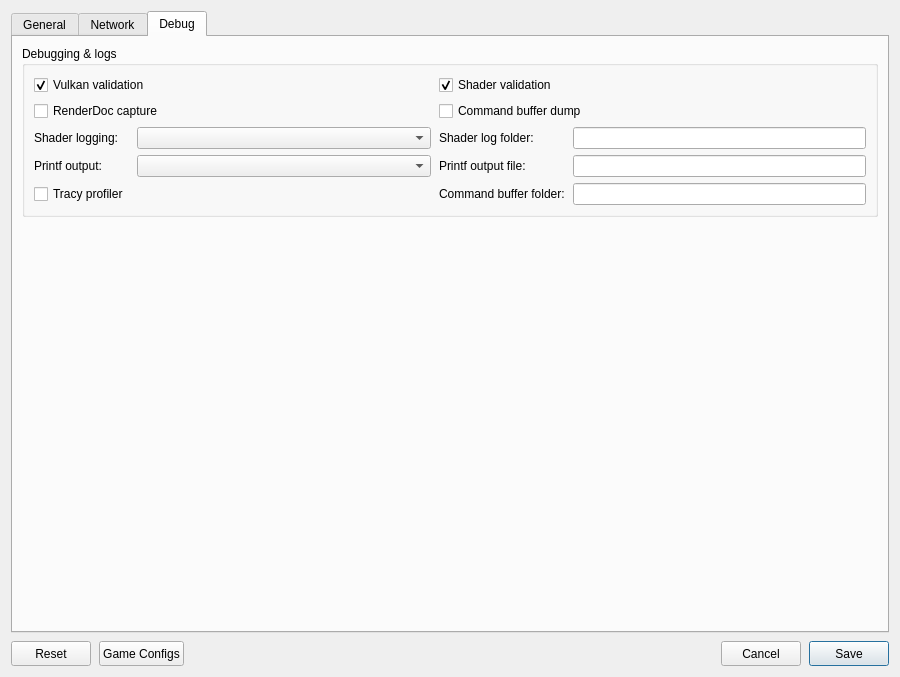
0wn1/KytyPS5, file src/launcher/forms/configuration_edit_dialog.ui: the form before one commit.
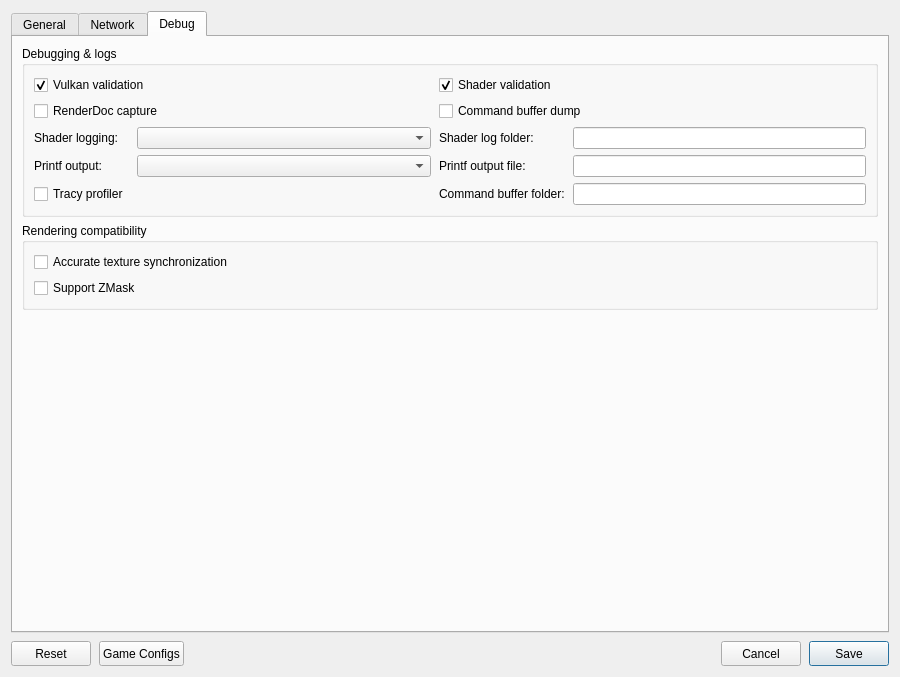
The form after the commit. The open tabs and pages were chosen to show the change. Custom widgets are drawn as their Qt base class.

Commit message: graphics: add opt-in ZMask support and launcher rendering options

Patch:
```diff
--- a/src/launcher/forms/configuration_edit_dialog.ui
+++ b/src/launcher/forms/configuration_edit_dialog.ui
@@ -174,12 +174,6 @@
              </widget>
             </item>
             <item row="7" column="1">
-             <widget class="QCheckBox" name="checkBox_sync_raw_image_buffers">
-              <property name="toolTip"><string>Can fix missing textures and incorrect transparency in some games. May reduce performance.</string></property>
-              <property name="text"><string>Accurate texture synchronization</string></property>
-             </widget>
-            </item>
-            <item row="8" column="1">
              <widget class="QCheckBox" name="checkBox_hdr">
               <property name="toolTip"><string>Enable HDR10 output for supported games. Requires HDR enabled on the host display.</string></property>
               <property name="text"><string>Enable HDR display support</string></property>
@@ -483,6 +477,25 @@
          </layout>
         </widget>
        </item>
+       <item>
+        <widget class="QGroupBox" name="rendering_compatibility_group">
+         <property name="title"><string>Rendering compatibility</string></property>
+         <layout class="QVBoxLayout" name="renderingCompatibilityLayout">
+          <item>
+           <widget class="QCheckBox" name="checkBox_sync_raw_image_buffers">
+            <property name="toolTip"><string>Can fix missing textures and incorrect transparency (Resident Evil 2).</string></property>
+            <property name="text"><string>Accurate texture synchronization</string></property>
+           </widget>
+          </item>
+          <item>
+           <widget class="QCheckBox" name="checkBox_support_zmask">
+            <property name="toolTip"><string>Can restore missing geometry (High on Life 2).</string></property>
+            <property name="text"><string>Support ZMask</string></property>
+           </widget>
+          </item>
+         </layout>
+        </widget>
+       </item>
        <item>
         <spacer name="debugSpacer">
          <property name="orientation"><enum>Qt::Vertical</enum></property>
```
The commit also changes 9 other files.
